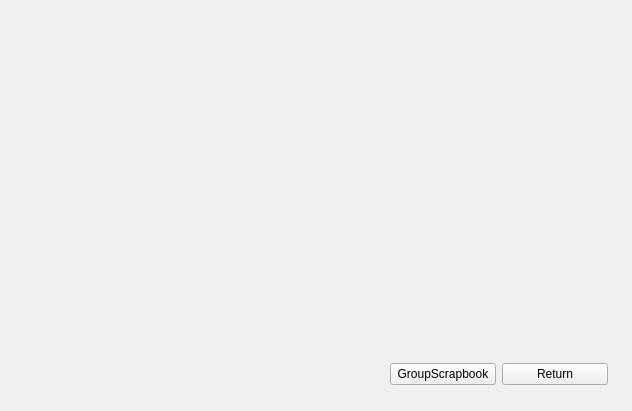
The window that gui/groupgui.ui (Huy-Nguyen-HCI/RocketBook) describes before a commit, drawn with Qt 5.
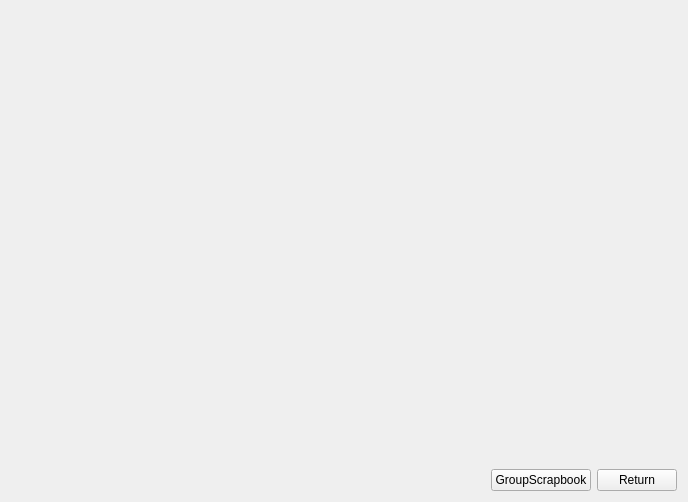
The same window after the commit.

What changed in the file:
```diff
--- a/gui/groupgui.ui
+++ b/gui/groupgui.ui
@@ -6,38 +6,38 @@
    <rect>
     <x>0</x>
     <y>0</y>
-    <width>632</width>
-    <height>411</height>
+    <width>688</width>
+    <height>502</height>
    </rect>
   </property>
   <property name="windowTitle">
    <string>Form</string>
   </property>
+  <layout class="QGridLayout" name="gridLayout">
+   <item row="0" column="0">
   <widget class="QStackedWidget" name="stackedWidget">
-   <property name="geometry">
-    <rect>
-     <x>0</x>
-     <y>0</y>
-     <width>631</width>
-     <height>351</height>
-    </rect>
-   </property>
    <property name="currentIndex">
     <number>0</number>
    </property>
    <widget class="QWidget" name="page"/>
    <widget class="QWidget" name="page_2"/>
   </widget>
-  <widget class="QWidget" name="layoutWidget">
-   <property name="geometry">
-    <rect>
-     <x>390</x>
-     <y>360</y>
-     <width>218</width>
-     <height>29</height>
-    </rect>
-   </property>
+   </item>
+   <item row="1" column="0">
    <layout class="QHBoxLayout" name="horizontalLayout">
+     <item>
+      <spacer name="horizontalSpacer">
+       <property name="orientation">
+        <enum>Qt::Horizontal</enum>
+       </property>
+       <property name="sizeHint" stdset="0">
+        <size>
+         <width>40</width>
+         <height>20</height>
+        </size>
+       </property>
+      </spacer>
+     </item>
     <item>
      <widget class="QPushButton" name="groupSwitchButton">
       <property name="text">
@@ -53,7 +53,8 @@
      </widget>
     </item>
    </layout>
-  </widget>
+   </item>
+  </layout>
  </widget>
  <resources/>
  <connections/>
```
Lines whose indentation alone changed are shown as unchanged.
